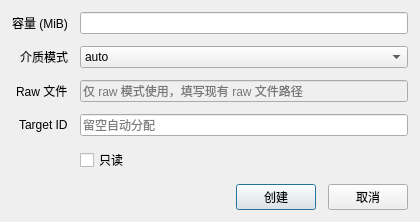
Before: the Qt Designer form windows/client/CreateDiskDialog/CreateDiskDialog.ui in Zightch/yumedisk, drawn with Qt 5.
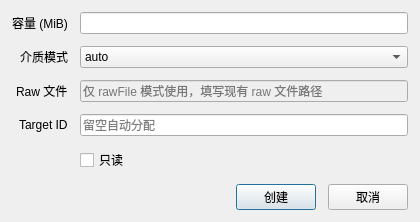
After: the same form once the commit is applied.

Diff of the .ui file:
```diff
--- a/windows/client/CreateDiskDialog/CreateDiskDialog.ui
+++ b/windows/client/CreateDiskDialog/CreateDiskDialog.ui
@@ -101,7 +101,7 @@
         <string>yumedisk.create.raw_file_input</string>
        </property>
        <property name="placeholderText">
-        <string>仅 raw 模式使用，填写现有 raw 文件路径</string>
+        <string>仅 rawFile 模式使用，填写现有 raw 文件路径</string>
        </property>
       </widget>
      </item>
```
Left out of the diff: 6 changed lines with no effect on the pictures.
